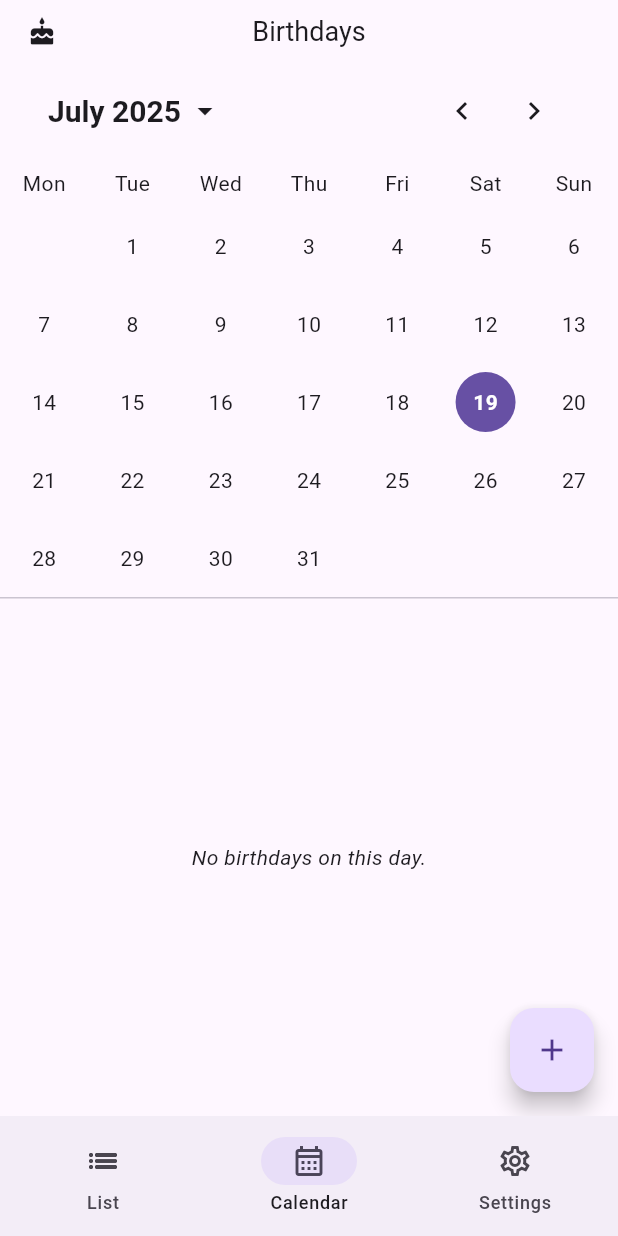
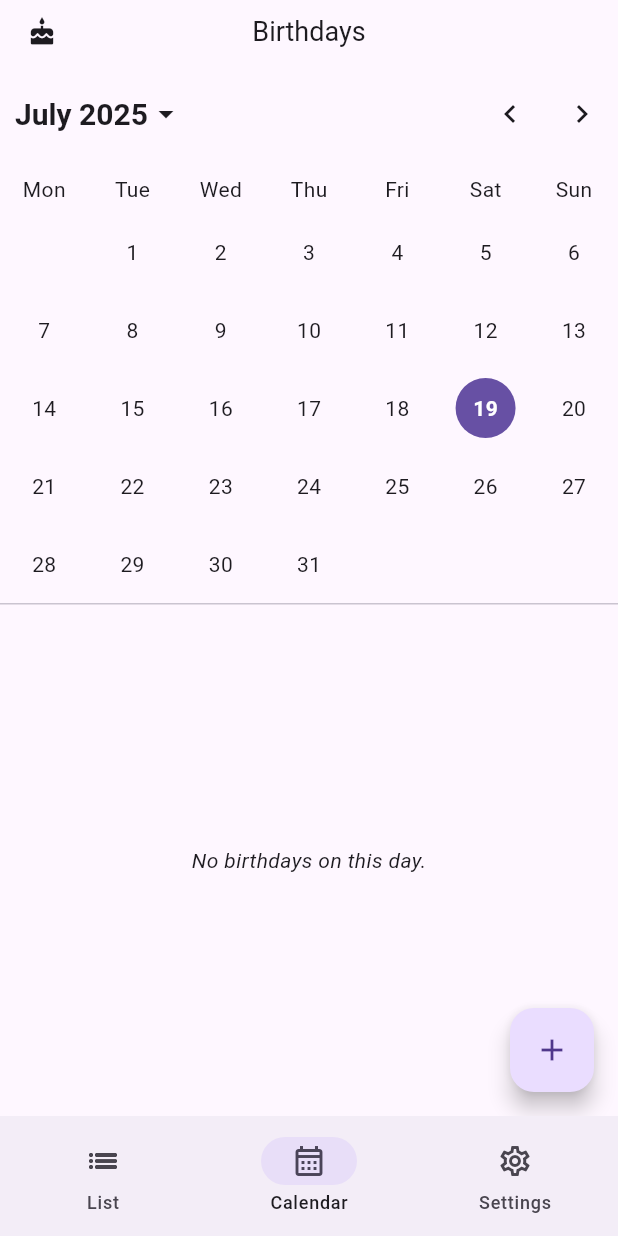
Before and after one commit to nfulleylove/birthdays, a Flutter app: the screen it shows after launch, item 2 of the bottom bar chosen, on a phone screen of 412 x 824 dp. Run offline on Flutter 3.47's test engine with Material 3 defaults, Android fonts, the phone set to English and light mode, and no system bars; drawn by our look-alikes of table_calendar; our stand-ins replace flutter_local_notifications, flutter_timezone, month_picker_dialog, permission_handler, scrollable_positioned_list, shared_preferences and 2 more; missing offline and left inert: android_alarm_manager_plus; accounts and stored records are empty.

Commit message:
Changes spacing in calendar view.

```diff
--- a/lib/widgets/calendar.dart
+++ b/lib/widgets/calendar.dart
@@ -63,9 +63,10 @@ class CalendarWidget extends StatelessWidget {
         formatButtonVisible: false,
         leftChevronVisible: false,
         rightChevronVisible: false,
-        headerPadding: EdgeInsets.symmetric(
-          vertical: isLandscape ? 0 : 8.0,
-          horizontal: 16.0,
+        headerPadding: EdgeInsets.only(
+          top: isLandscape ? 0 : 10,
+          bottom: isLandscape ? 0 : 10,
+          left: 10,
         ),
         titleTextStyle: Theme.of(context).textTheme.titleLarge!.copyWith(
               fontSize: isLandscape ? 16.0 : 20.0,
@@ -79,8 +80,6 @@ class CalendarWidget extends StatelessWidget {
 
           return SizedBox(
             height: isLandscape ? 40.0 : null,
-            child: Padding(
-              padding: const EdgeInsets.symmetric(horizontal: 16.0),
             child: Row(
               children: [
                 Expanded(
@@ -90,15 +89,12 @@ class CalendarWidget extends StatelessWidget {
                       children: [
                         Text(
                           title,
-                            style: Theme.of(context)
-                                .textTheme
-                                .titleLarge!
-                                .copyWith(
+                          style:
+                              Theme.of(context).textTheme.titleLarge!.copyWith(
                                     fontSize: isLandscape ? 16.0 : 20.0,
                                     fontWeight: FontWeight.w600,
                                   ),
                         ),
-                          const SizedBox(width: 4),
                         Icon(
                           Icons.arrow_drop_down,
                           size: isLandscape ? 20.0 : 24.0,
@@ -129,7 +125,6 @@ class CalendarWidget extends StatelessWidget {
                   onPressed: () => onNextMonth?.call(day),
                 ),
               ],
-              ),
             ),
           );
         },
```
Lines whose indentation alone changed are shown as unchanged.
